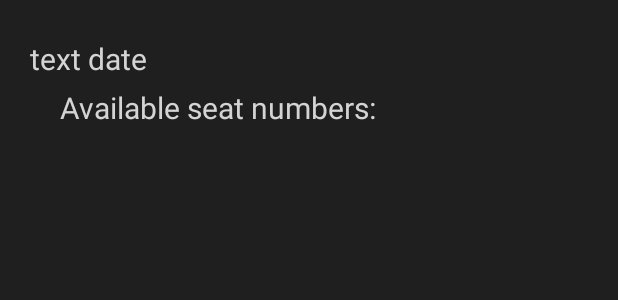
After one commit to ewald98/CinemaBookings, an Android app: the layout list_secondactivity.xml on its own in the app's theme, with its tools: preview values and no code run, on a phone screen of 412 x 824 dp. The commit adds this screen. Shown: the top 300 px of the screen. Run offline under Robolectric (Android 15) with nearby library versions, the phone set to English and light mode, and no system bars.

Commit message:
updated second layout (UI)

```diff
--- a/client/CinemaBooking/app/src/main/res/layout/activity_main.xml
+++ b/client/CinemaBooking/app/src/main/res/layout/activity_main.xml
@@ -9,8 +9,8 @@
         android:id="@+id/title"
         android:layout_width="wrap_content"
         android:layout_height="wrap_content"
-        android:layout_marginTop="10dp"
-        android:text="Cinema Booking"
+        android:layout_marginTop="35dp"
+        android:text="movie name"
         android:layout_centerHorizontal="true"
         android:textSize="30dp"
         android:textColor="@color/white" />
--- /dev/null
+++ b/client/CinemaBooking/app/src/main/res/layout/list_secondactivity.xml
@@ -0,0 +1,34 @@
+<LinearLayout xmlns:android="http://schemas.android.com/apk/res/android"
+    android:layout_width="match_parent"
+    android:layout_height="match_parent"
+    android:orientation="horizontal"
+    android:background="@color/bg">
+
+    <RelativeLayout android:layout_width="wrap_content"
+        android:layout_height="wrap_content"
+        android:orientation="vertical">
+
+        <TextView
+            android:id="@+id/filmdates"
+            android:layout_width="wrap_content"
+            android:layout_height="wrap_content"
+            android:text="text date"
+            android:textSize="20dp"
+            android:layout_marginTop="25dp"
+            android:layout_marginRight="15dp"
+            android:layout_marginLeft="20dp"
+            android:textColor="@color/white2" />
+
+        <TextView
+            android:id="@+id/availableseatnumber"
+            android:layout_width="wrap_content"
+            android:layout_height="wrap_content"
+            android:layout_below="@+id/filmdates"
+            android:text="Available seat numbers: "
+            android:layout_marginTop="5dp"
+            android:layout_marginLeft="40dp"
+            android:layout_marginRight="15dp"
+            android:textColor="@color/white2"
+            android:textSize="20dp" />
+    </RelativeLayout>
+</LinearLayout>
```
Also changed, not shown: client/CinemaBooking/app/src/main/java/com/example/cinemabooking/CustomListAdapterReservation.java (added, +46 -0 lines), client/CinemaBooking/app/src/main/java/com/example/cinemabooking/MovieDates.java (+19 -3 lines), client/CinemaBooking/app/src/main/res/layout/activity_movie_dates.xml (+27 -14 lines).
